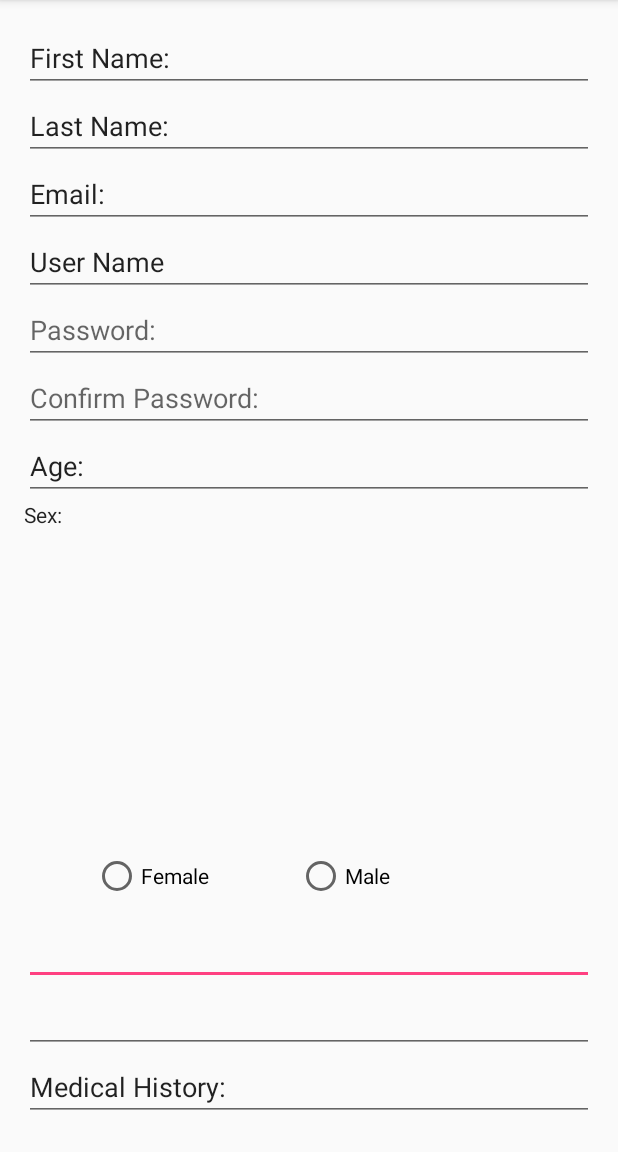
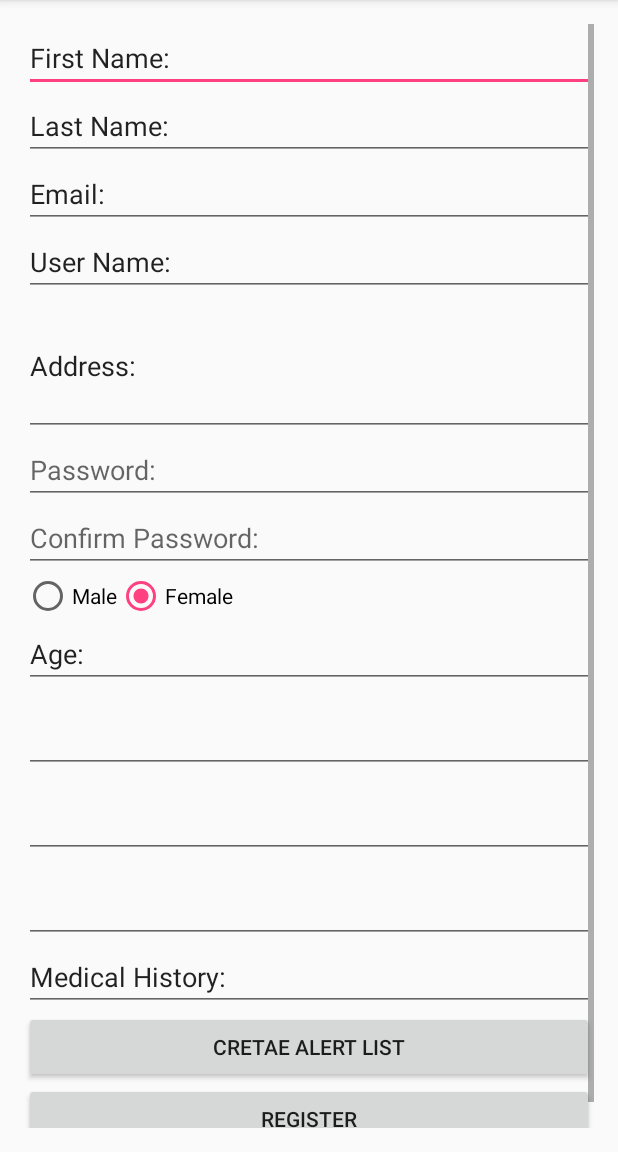
Before and after one commit to Bijon90/coms514project, an Android app: the RegisterActivity screen opened directly, with no data from a screen before it, on a phone screen of 412 x 824 dp, the part 84-1236 px from its top. Run offline under Robolectric (Android 15) with nearby library versions, the phone set to English and light mode, and no system bars; 2 statements that could not run were skipped.

Commit message:
Register Screen Changed
Changed Layout for register screen

```diff
--- a/MyApplication2/app/src/main/res/layout/activity_register.xml
+++ b/MyApplication2/app/src/main/res/layout/activity_register.xml
@@ -10,75 +10,25 @@
     android:paddingTop="@dimen/activity_vertical_margin"
     tools:context="com.example.preeti.myapplication.RegisterActivity">
 
-    <RadioButton
-        android:text="Female"
-        android:layout_width="100dp"
-        android:layout_height="wrap_content"
-        android:id="@+id/radioButton2"
-        android:layout_marginBottom="152dp"
-        android:layout_marginLeft="46dp"
-        android:layout_alignParentBottom="true"
-        android:layout_alignParentLeft="true" />
-
-    <RadioButton
-        android:text="Male"
-        android:layout_width="100dp"
-        android:layout_height="wrap_content"
-        android:id="@+id/radioButton"
-        android:layout_alignBaseline="@+id/radioButton2"
-        android:layout_alignBottom="@+id/radioButton2"
-        android:layout_toRightOf="@+id/radioButton2"
-        android:layout_marginLeft="36dp" />
-
-    <EditText
+    <ScrollView
         android:layout_width="match_parent"
-        android:layout_height="wrap_content"
-        android:inputType="number"
-        android:ems="10"
-        android:layout_below="@+id/radioButton"
-        android:layout_alignParentLeft="true"
-        android:layout_marginTop="11dp"
-        android:id="@+id/editText11"
-        tools:text="Weight:" />
-
-    <EditText
-        android:layout_width="match_parent"
-        android:layout_height="wrap_content"
-        android:inputType="textMultiLine"
-        android:ems="10"
-        android:layout_below="@+id/editText12"
-        android:layout_alignParentLeft="true"
-        android:id="@+id/editText13"
-        android:text="Medical History:" />
-
-    <EditText
-        android:layout_width="match_parent"
-        android:layout_height="wrap_content"
-        android:inputType="number"
-        android:ems="10"
-        android:id="@+id/editText12"
-        tools:text="Height:"
-        android:layout_below="@+id/editText11"
-        android:layout_alignParentLeft="true" />
-
-    <LinearLayout
-        android:orientation="vertical"
-        android:layout_width="match_parent"
-        android:layout_height="wrap_content"
-        android:weightSum="1"
+        android:layout_height="match_parent"
         android:layout_alignParentTop="true"
         android:layout_alignParentLeft="true"
         android:layout_alignParentStart="true">
 
+        <LinearLayout
+            android:layout_width="match_parent"
+            android:layout_height="match_parent"
+            android:orientation="vertical">
             <EditText
                 android:layout_width="match_parent"
-            android:layout_height="wrap_content"
+                android:layout_height="match_parent"
                 android:inputType="textPersonName"
                 android:text="First Name:"
                 android:ems="10"
                 android:id="@+id/etFname"
                 android:hint="First Name:" />
-
             <EditText
                 android:layout_width="match_parent"
                 android:layout_height="wrap_content"
@@ -90,7 +40,7 @@
 
             <EditText
                 android:layout_width="match_parent"
-            android:layout_height="wrap_content"
+                android:layout_height="match_parent"
                 android:inputType="textEmailAddress"
                 android:ems="10"
                 android:id="@+id/etEmail"
@@ -99,16 +49,24 @@
 
             <EditText
                 android:layout_width="match_parent"
-            android:layout_height="wrap_content"
+                android:layout_height="match_parent"
                 android:inputType="textPersonName"
-            android:text="User Name"
+                android:text="User Name:"
                 android:ems="10"
                 android:id="@+id/etUname"
                 android:hint="UserName:" />
 
             <EditText
                 android:layout_width="match_parent"
-            android:layout_height="wrap_content"
+                android:layout_height="93dp"
+                android:inputType="textPostalAddress"
+                android:ems="10"
+                android:id="@+id/etAddress"
+                android:text="Address:" />
+
+            <EditText
+                android:layout_width="match_parent"
+                android:layout_height="match_parent"
                 android:inputType="textPassword"
                 android:ems="10"
                 android:id="@+id/etPassword"
@@ -116,41 +74,93 @@
 
             <EditText
                 android:layout_width="match_parent"
-            android:layout_height="wrap_content"
+                android:layout_height="match_parent"
                 android:inputType="textPassword"
                 android:ems="10"
                 android:id="@+id/etCPassword"
                 android:hint="@string/confirm_password" />
-
+            <RadioGroup
+                android:layout_width="match_parent"
+                android:layout_height="match_parent"
+                android:orientation="horizontal"
+                android:id="@+id/rgSex"
+                android:text="Sex:">
+                <RadioButton
+                    android:layout_width="wrap_content"
+                    android:layout_height="wrap_content"
+                    android:id="@+id/Male"
+                    android:text="Male"/>
+                <RadioButton
+                    android:layout_width="wrap_content"
+                    android:layout_height="wrap_content"
+                    android:checked="true"
+                    android:id="@+id/Female"
+                    android:text="Female"/>
+            </RadioGroup>
             <EditText
                 android:layout_width="match_parent"
-            android:layout_height="wrap_content"
+                android:layout_height="match_parent"
                 android:inputType="number"
                 android:ems="10"
                 android:id="@+id/etAge"
                 android:text="Age:" />
+            <EditText
+                android:layout_width="match_parent"
+                android:layout_height="match_parent"
+                android:inputType="number"
+                android:ems="10"
+                android:layout_below="@+id/radioButton"
+                android:layout_alignParentLeft="true"
+                android:layout_marginTop="11dp"
+                android:id="@+id/etWeight"
+                tools:text="Weight:" />
 
-        <TextView
-            android:text="Sex: "
-            android:layout_width="43dp"
+            <EditText
+                android:layout_width="match_parent"
+                android:layout_height="match_parent"
+                android:inputType="number"
+                android:ems="10"
+                android:layout_below="@+id/radioButton"
+                android:layout_alignParentLeft="true"
+                android:layout_marginTop="11dp"
+                android:id="@+id/etHeight"
+                tools:text="Height:" />
+
+            <EditText
+                android:layout_width="match_parent"
+                android:layout_height="match_parent"
+                android:inputType="number"
+                android:ems="10"
+                android:layout_below="@+id/radioButton"
+                android:layout_alignParentLeft="true"
+                android:layout_marginTop="11dp"
+                android:id="@+id/etHeartRate"
+                tools:text="Heart Rate:" />
+            <EditText
+                android:layout_width="match_parent"
+                android:layout_height="match_parent"
+                android:inputType="textMultiLine"
+                android:ems="10"
+                android:layout_below="@+id/editText12"
+                android:layout_alignParentLeft="true"
+                android:id="@+id/etHistory"
+                android:text="Medical History:" />
+            <Button
+                android:text="Cretae Alert List"
+                android:layout_width="match_parent"
+                android:layout_height="match_parent"
                 android:layout_alignParentBottom="true"
-            android:layout_alignParentLeft="true"
-            android:layout_marginBottom="157dp"
-            android:id="@+id/textView"
-            android:layout_height="28dp"
-            android:textAppearance="@style/TextAppearance.AppCompat"
-            android:layout_weight="0.05" />
-
+                android:layout_alignParentRight="true"
+                android:layout_alignParentEnd="true"
+                android:id="@+id/btnCreateList" />
+            <Button
+                android:text="Register"
+                android:layout_width="match_parent"
+                android:layout_height="match_parent"
+                android:layout_alignParentBottom="true"
+                android:layout_alignParentRight="true"
+                android:layout_alignParentEnd="true"
+                android:id="@+id/btnRegister" />
         </LinearLayout>
-
-    <Button
-        android:text="Button"
-        android:layout_width="wrap_content"
-        android:layout_height="wrap_content"
-        android:layout_below="@+id/editText13"
-        android:layout_toRightOf="@+id/radioButton2"
-        android:layout_toEndOf="@+id/radioButton2"
-        android:id="@+id/registerButton" />
-
-
+    </ScrollView>
 </RelativeLayout>
```
Lines whose indentation alone changed are shown as unchanged.
